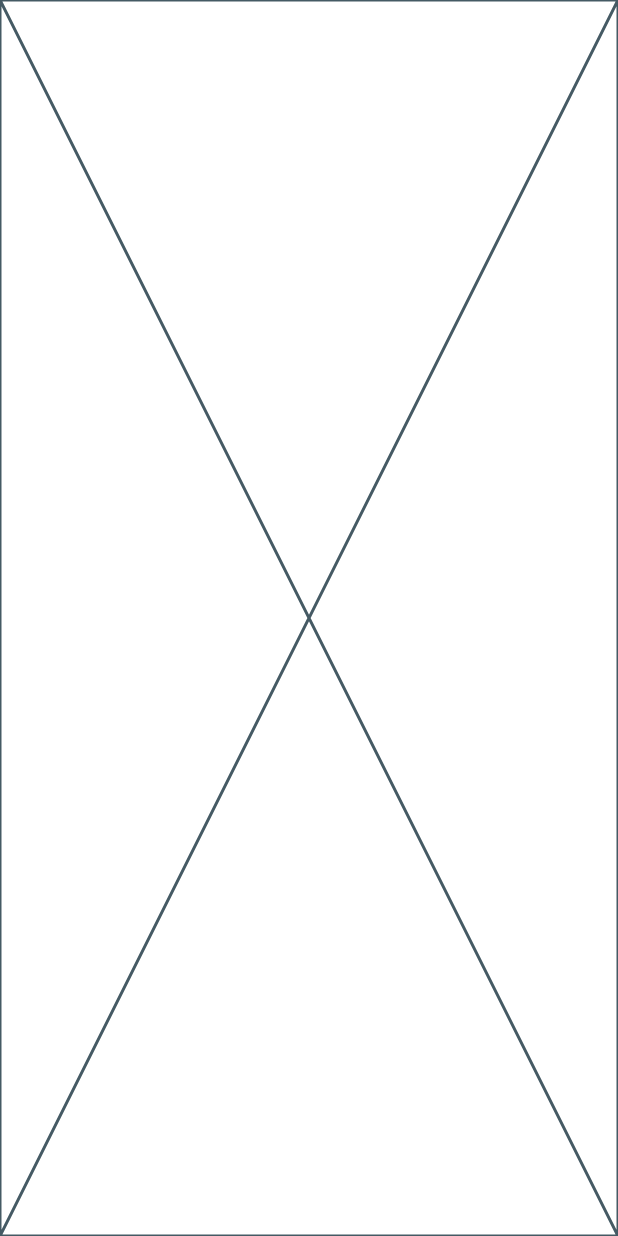
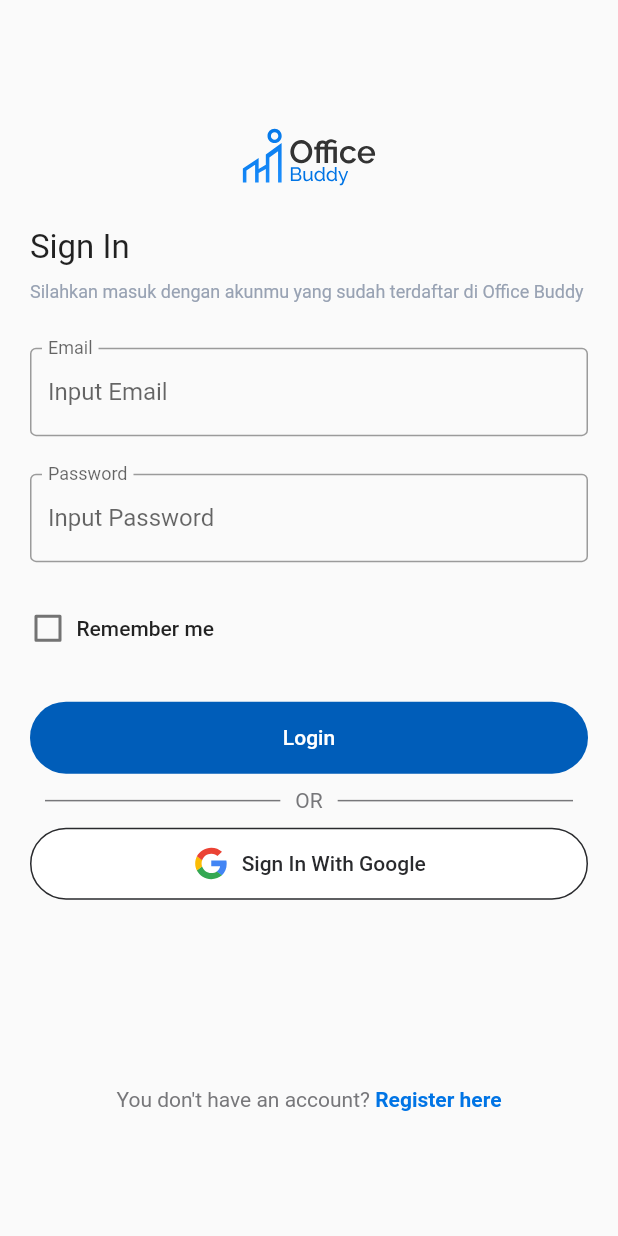
Before and after one commit to Kelompok-13-Alterra/flutter_capstone, a Flutter app: the screen it shows after launch, on a phone screen of 412 x 824 dp. Run offline on Flutter 3.47's test engine with Material 2 defaults, Android fonts, the phone set to English and light mode, and no system bars; our stand-ins replace email_validator, flutter_svg, google_fonts.

Commit message:
UI Login selesai tapi widget belum dipecah-pecah

```diff
--- a/lib/main.dart
+++ b/lib/main.dart
@@ -1,4 +1,5 @@
 import 'package:flutter/material.dart';
+import 'package:flutter_capstone/screen/login-screen.dart';
 
 void main() {
   runApp(const MyApp());
@@ -14,6 +15,8 @@ class MyApp extends StatefulWidget {
 class _MyAppState extends State<MyApp> {
   @override
   Widget build(BuildContext context) {
-    return const Placeholder();
+    return const MaterialApp(
+      home: Login(),
+    );
   }
 }
--- /dev/null
+++ b/lib/screen/login-screen.dart
@@ -0,0 +1,13 @@
+import 'package:flutter/material.dart';
+import 'package:flutter_capstone/widget/login-component.dart';
+
+class Login extends StatelessWidget {
+  const Login({super.key});
+
+  @override
+  Widget build(BuildContext context) {
+    return Scaffold(
+      body: LoginComponent(),
+    );
+  }
+}
--- /dev/null
+++ b/lib/widget/login-component.dart
@@ -0,0 +1,288 @@
+// ignore: file_names
+import 'package:flutter/material.dart';
+import 'package:google_fonts/google_fonts.dart';
+import 'package:flutter_svg/flutter_svg.dart';
+import 'package:flutter/gestures.dart';
+import 'package:email_validator/email_validator.dart';
+
+class LoginComponent extends StatefulWidget {
+  const LoginComponent({super.key});
+
+  @override
+  State<LoginComponent> createState() => _LoginComponentState();
+}
+
+class _LoginComponentState extends State<LoginComponent> {
+  final formKey = GlobalKey<FormState>();
+
+  final _emailController = TextEditingController();
+  final _passwordController = TextEditingController();
+
+  late bool newUser;
+
+  @override
+  void dispose() {
+    _emailController.dispose();
+    _passwordController.dispose();
+    super.dispose();
+  }
+
+  @override
+  void initState() {
+    super.initState();
+  }
+
+  @override
+  Widget build(BuildContext context) {
+    return ListView(
+      shrinkWrap: true,
+      children: [
+        Container(
+          height: MediaQuery.of(context).size.height,
+          padding: const EdgeInsets.all(20.0),
+          child: Column(
+            mainAxisAlignment: MainAxisAlignment.spaceAround,
+            children: [
+              Column(
+                crossAxisAlignment: CrossAxisAlignment.start,
+                children: <Widget>[
+                  // Header ( Logo, Judul Deskripsi )
+                  //========================================================
+                  SizedBox(
+                    width: MediaQuery.of(context).size.width,
+                    child: SvgPicture.asset('assets/img/logo-sign.svg'),
+                  ),
+                  const SizedBox(height: 25.0),
+                  Text(
+                    'Sign In',
+                    style: GoogleFonts.roboto(
+                      fontSize: 22.0,
+                      fontWeight: FontWeight.w400,
+                    ),
+                  ),
+                  const SizedBox(height: 10.0),
+                  Text(
+                    'Silahkan masuk dengan akunmu yang sudah terdaftar di Office Buddy',
+                    style: GoogleFonts.roboto(
+                        fontSize: 12.0,
+                        color: Color(0xFF98A2B3),
+                        fontWeight: FontWeight.w400),
+                  ),
+                  const SizedBox(height: 30.0),
+                  Form(
+                      key: formKey,
+                      autovalidateMode: AutovalidateMode.onUserInteraction,
+                      child: Column(
+                        children: [
+                          // Form Login
+                          //========================================================
+                          // Input Email
+                          //========================================================
+                          TextFormField(
+                            controller: _emailController,
+                            validator: (email) {
+                              // 5 install package email_validator
+                              if (email != null &&
+                                  !EmailValidator.validate(email)) {
+                                return 'Enter a valid email';
+                              } else {
+                                return null; //form is valid
+                              }
+                            },
+                            decoration: InputDecoration(
+                              labelText: 'Email',
+                              hintStyle: GoogleFonts.roboto(
+                                fontWeight: FontWeight.w400,
+                                fontSize: 16,
+                              ),
+                              hintText: 'Input Email',
+                              floatingLabelBehavior:
+                                  FloatingLabelBehavior.always,
+                              border: OutlineInputBorder(),
+                            ),
+                          ),
+                          const SizedBox(height: 25.0),
+                          // Input Password
+                          //========================================================
+                          TextFormField(
+                            controller: _passwordController,
+                            validator: (value) {
+                              if (value != null && value.length < 5) {
+                                return 'Enter min. 5 characters';
+                              } else {
+                                return null; //form is valid
+                              }
+                            },
+                            decoration: InputDecoration(
+                              labelText: 'Password',
+                              hintStyle: GoogleFonts.roboto(
+                                fontWeight: FontWeight.w400,
+                                fontSize: 16,
+                              ),
+                              hintText: 'Input Password',
+                              floatingLabelBehavior:
+                                  FloatingLabelBehavior.always,
+                              border: OutlineInputBorder(),
+                            ),
+                          ),
+                          const SizedBox(height: 20.0),
+
+                          // CheckBox remember me
+                          //========================================================
+                          Row(
+                            children: <Widget>[
+                              SizedBox(
+                                width: 24,
+                                child: Checkbox(
+                                  value: false,
+                                  onChanged: (value) {},
+                                ),
+                              ),
+                              SizedBox(
+                                width: 7,
+                              ),
+                              Text(
+                                'Remember me',
+                                style: GoogleFonts.roboto(
+                                  fontWeight: FontWeight.w500,
+                                  fontSize: 14,
+                                ),
+                              ),
+                            ],
+                          ),
+                          const SizedBox(height: 25.0),
+
+                          // Button Login
+                          //========================================================
+                          FractionallySizedBox(
+                            widthFactor: 1.0,
+                            child: SizedBox(
+                              height: 48,
+                              child: ElevatedButton(
+                                style: ButtonStyle(
+                                  elevation: MaterialStateProperty.all(0),
+                                  backgroundColor: MaterialStateProperty.all(
+                                      Color(0xFF005DB9)),
+                                  shape: MaterialStateProperty.all<
+                                      RoundedRectangleBorder>(
+                                    RoundedRectangleBorder(
+                                      borderRadius: BorderRadius.circular(
+                                          100), // Bentuk border
+                                    ),
+                                  ),
+                                ),
+                                onPressed: () {},
+                                child: Text(
+                                  'Login',
+                                  style: GoogleFonts.roboto(),
+                                ),
+                              ),
+                            ),
+                          ),
+                          const SizedBox(height: 10.0),
+
+                          // Style untuk text OR
+                          //========================================================
+                          Row(
+                            children: [
+                              Expanded(
+                                child: Container(
+                                  padding: EdgeInsets.symmetric(horizontal: 10),
+                                  width: double
+                                      .infinity, // Atur lebar garis sesuai kebutuhan
+                                  child: const Divider(
+                                    color: Color(0xFF77777A),
+                                    thickness:
+                                        1.0, // Atur ketebalan garis sesuai kebutuhan
+                                  ),
+                                ),
+                              ),
+                              Text(
+                                "OR",
+                                style: GoogleFonts.roboto(
+                                  color: Color(0xFF77777A),
+                                ),
+                              ),
+                              Expanded(
+                                child: Container(
+                                  padding: EdgeInsets.symmetric(horizontal: 10),
+                                  width: double
+                                      .infinity, // Atur lebar garis sesuai kebutuhan
+                                  child: const Divider(
+                                    color: Color(0xFF77777A),
+                                    thickness:
+                                        1.0, // Atur ketebalan garis sesuai kebutuhan
+                                  ),
+                                ),
+                              ),
+                            ],
+                          ),
+
+                          // Button Login
+                          //========================================================
+                          const SizedBox(height: 10.0),
+                          FractionallySizedBox(
+                            widthFactor: 1.0,
+                            child: SizedBox(
+                              height: 48,
+                              child: ElevatedButton(
+                                style: ButtonStyle(
+                                  elevation: MaterialStateProperty.all(0),
+                                  backgroundColor:
+                                      MaterialStateProperty.all(Colors.white),
+                                  shape: MaterialStateProperty.all<
+                                      RoundedRectangleBorder>(
+                                    RoundedRectangleBorder(
+                                      side: BorderSide(
+                                          width: 1, color: Color(0xFF292A2D)),
+                                      borderRadius: BorderRadius.circular(
+                                          100), // Bentuk border
+                                    ),
+                                  ),
+                                ),
+                                onPressed: () {},
+                                child: Row(
+                                  mainAxisAlignment: MainAxisAlignment.center,
+                                  children: [
+                                    SvgPicture.asset('assets/img/google.svg'),
+                                    const SizedBox(
+                                      width: 8,
+                                    ),
+                                    Text(
+                                      'Sign In With Google',
+                                      style: GoogleFonts.roboto(
+                                          color: Color(0xFF292A2D)),
+                                    ),
+                                  ],
+                                ),
+                              ),
+                            ),
+                          ),
+                        ],
+                      ))
+                ],
+              ),
+              RichText(
+                text: TextSpan(
+                  text: 'You don\'t have an account? ',
+                  style: GoogleFonts.roboto(
+                    color: Color(0xFF77777A),
+                  ),
+                  children: <TextSpan>[
+                    TextSpan(
+                      text: 'Register here',
+                      style: GoogleFonts.roboto(
+                          color: Color(0xFF0074E5),
+                          fontWeight: FontWeight.w600),
+                      recognizer: TapGestureRecognizer()..onTap = () {},
+                    ),
+                  ],
+                ),
+              )
+            ],
+          ),
+        ),
+      ],
+    );
+  }
+}
```
Also changed, not shown: pubspec.yaml (+6 -3 lines), assets/img/google.svg (added), assets/img/logo-sign.svg (added), pubspec.lock, 2 other files.
